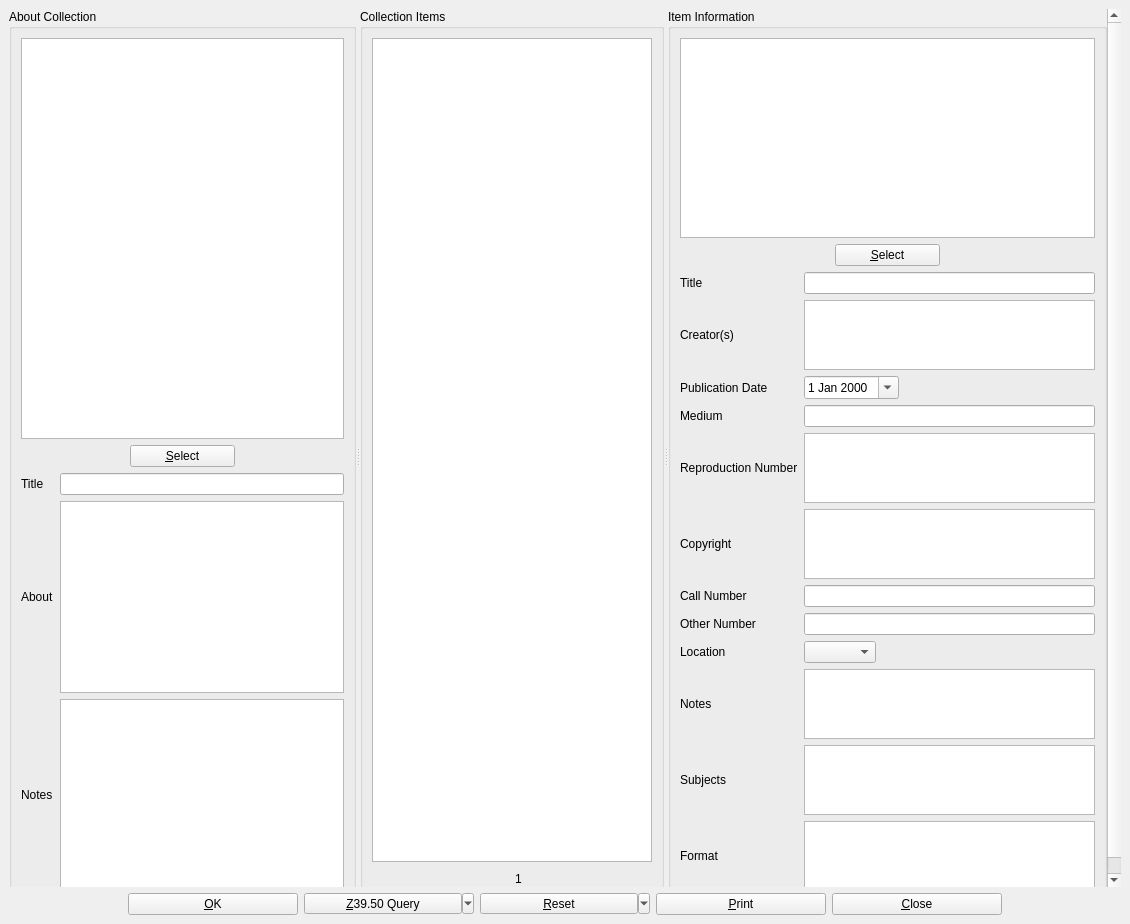
Old version of the form photographinfo.ui in the repository textbrowser/biblioteq.
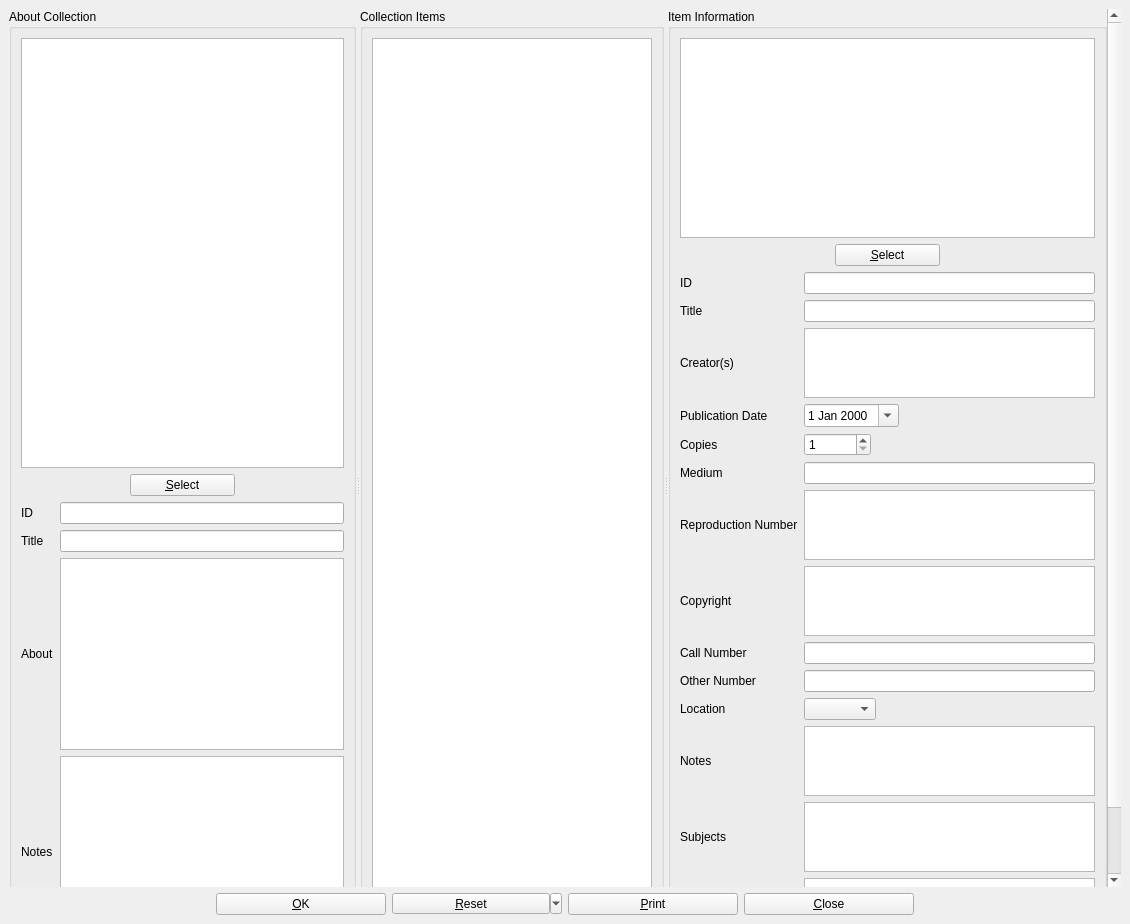
New version of the form. Icons and pictures are not drawn. Custom widgets are drawn as their Qt base class.

What changed in the file:
```diff
--- a/photographinfo.ui
+++ b/photographinfo.ui
@@ -31,9 +31,9 @@
        <property name="geometry">
         <rect>
          <x>0</x>
-         <y>0</y>
-         <width>1096</width>
-         <height>1060</height>
+         <y>-162</y>
+         <width>1094</width>
+         <height>1082</height>
         </rect>
        </property>
        <layout class="QVBoxLayout" name="verticalLayout_2">
@@ -115,44 +115,54 @@
             </item>
             <item>
              <layout class="QGridLayout" name="gridLayout">
-              <item row="0" column="0">
+              <item row="1" column="0">
                <widget class="QLabel" name="label_2">
                 <property name="text">
                  <string>Title</string>
                 </property>
                </widget>
               </item>
-              <item row="0" column="1">
+              <item row="1" column="1">
                <widget class="QLineEdit" name="title_collection"/>
               </item>
-              <item row="1" column="0">
+              <item row="2" column="0">
                <widget class="QLabel" name="label">
                 <property name="text">
                  <string>About</string>
                 </property>
                </widget>
               </item>
-              <item row="1" column="1">
+              <item row="2" column="1">
                <widget class="QTextEdit" name="about_collection">
                 <property name="acceptRichText">
                  <bool>false</bool>
                 </property>
                </widget>
               </item>
-              <item row="2" column="0">
+              <item row="3" column="0">
                <widget class="QLabel" name="label_3">
                 <property name="text">
                  <string>Notes</string>
                 </property>
                </widget>
               </item>
-              <item row="2" column="1">
+              <item row="3" column="1">
                <widget class="QTextEdit" name="notes_collection">
                 <property name="acceptRichText">
                  <bool>false</bool>
                 </property>
                </widget>
               </item>
+              <item row="0" column="0">
+               <widget class="QLabel" name="label_14">
+                <property name="text">
+                 <string>ID</string>
+                </property>
+               </widget>
+              </item>
+              <item row="0" column="1">
+               <widget class="QLineEdit" name="id_collection"/>
+              </item>
              </layout>
             </item>
            </layout>
@@ -328,44 +338,14 @@
             </item>
             <item>
              <layout class="QGridLayout" name="gridLayout_2">
-              <item row="0" column="0">
-               <widget class="QLabel" name="label_4">
-                <property name="text">
-                 <string>Title</string>
-                </property>
-               </widget>
-              </item>
-              <item row="0" column="1">
-               <widget class="QLineEdit" name="title_item"/>
-              </item>
-              <item row="1" column="0">
+              <item row="2" column="0">
                <widget class="QLabel" name="label_12">
                 <property name="text">
                  <string>Creator(s)</string>
                 </property>
                </widget>
               </item>
-              <item row="1" column="1">
-               <widget class="hyperlinked_text_edit" name="creators_item">
-                <property name="readOnly">
-                 <bool>false</bool>
-                </property>
-                <property name="textInteractionFlags">
-                 <set>Qt::LinksAccessibleByKeyboard|Qt::LinksAccessibleByMouse|Qt::TextBrowserInteraction|Qt::TextEditable|Qt::TextEditorInteraction|Qt::TextSelectableByKeyboard|Qt::TextSelectableByMouse</set>
-                </property>
-                <property name="openLinks">
-                 <bool>false</bool>
-                </property>
-               </widget>
-              </item>
-              <item row="2" column="0">
-               <widget class="QLabel" name="label_13">
-                <property name="text">
-                 <string>Publication Date</string>
-                </property>
-               </widget>
-              </item>
-              <item row="2" column="1">
+              <item row="3" column="1">
                <layout class="QHBoxLayout" name="_3">
                 <item>
                  <widget class="QDateEdit" name="publication_date">
@@ -389,80 +369,63 @@
                 </item>
                </layout>
               </item>
-              <item row="3" column="0">
-               <widget class="QLabel" name="label_5">
+              <item row="11" column="0">
+               <widget class="QLabel" name="label_8">
                 <property name="text">
-                 <string>Medium</string>
+                 <string>Notes</string>
                 </property>
                </widget>
               </item>
-              <item row="3" column="1">
-               <widget class="QLineEdit" name="medium_item"/>
-              </item>
-              <item row="4" column="0">
-               <widget class="QLabel" name="label_6">
-                <property name="text">
-                 <string>Reproduction Number</string>
-                </property>
-               </widget>
-              </item>
-              <item row="4" column="1">
-               <widget class="QTextEdit" name="reproduction_number_item">
-                <property name="acceptRichText">
-                 <bool>false</bool>
-                </property>
-               </widget>
-              </item>
-              <item row="5" column="0">
-               <widget class="QLabel" name="label_7">
-                <property name="text">
-                 <string>Copyright</string>
-                </property>
-               </widget>
-              </item>
-              <item row="5" column="1">
+              <item row="7" column="1">
                <widget class="QTextEdit" name="copyright_item">
                 <property name="acceptRichText">
                  <bool>false</bool>
                 </property>
                </widget>
               </item>
-              <item row="6" column="0">
+              <item row="8" column="0">
                <widget class="QLabel" name="label_17">
                 <property name="text">
                  <string>Call Number</string>
                 </property>
                </widget>
               </item>
-              <item row="6" column="1">
+              <item row="8" column="1">
                <widget class="QLineEdit" name="callnum_item">
                 <property name="maxLength">
                  <number>64</number>
                 </property>
                </widget>
               </item>
-              <item row="7" column="0">
+              <item row="9" column="0">
                <widget class="QLabel" name="label_18">
                 <property name="text">
                  <string>Other Number</string>
                 </property>
                </widget>
               </item>
-              <item row="7" column="1">
-               <widget class="QLineEdit" name="other_number_item">
-                <property name="maxLength">
-                 <number>64</number>
+              <item row="6" column="1">
+               <widget class="QTextEdit" name="reproduction_number_item">
+                <property name="acceptRichText">
+                 <bool>false</bool>
                 </property>
                </widget>
               </item>
-              <item row="8" column="0">
+              <item row="7" column="0">
+               <widget class="QLabel" name="label_7">
+                <property name="text">
+                 <string>Copyright</string>
+                </property>
+               </widget>
+              </item>
+              <item row="10" column="0">
                <widget class="QLabel" name="label_19">
                 <property name="text">
                  <string>Location</string>
                 </property>
                </widget>
               </item>
-              <item row="8" column="1">
+              <item row="10" column="1">
                <layout class="QHBoxLayout" name="_4">
                 <item>
                  <widget class="QComboBox" name="location"/>
@@ -482,28 +445,45 @@
                 </item>
                </layout>
               </item>
-              <item row="9" column="0">
-               <widget class="QLabel" name="label_8">
+              <item row="5" column="0">
+               <widget class="QLabel" name="label_5">
                 <property name="text">
-                 <string>Notes</string>
+                 <string>Medium</string>
                 </property>
                </widget>
               </item>
-              <item row="9" column="1">
+              <item row="6" column="0">
+               <widget class="QLabel" name="label_6">
+                <property name="text">
+                 <string>Reproduction Number</string>
+                </property>
+               </widget>
+              </item>
+              <item row="1" column="0">
+               <widget class="QLabel" name="label_4">
+                <property name="text">
+                 <string>Title</string>
+                </property>
+               </widget>
+              </item>
+              <item row="1" column="1">
+               <widget class="QLineEdit" name="title_item"/>
+              </item>
+              <item row="11" column="1">
                <widget class="QTextEdit" name="notes_item">
                 <property name="acceptRichText">
                  <bool>false</bool>
                 </property>
                </widget>
               </item>
-              <item row="10" column="0">
+              <item row="12" column="0">
                <widget class="QLabel" name="label_9">
                 <property name="text">
                  <string>Subjects</string>
                 </property>
                </widget>
               </item>
-              <item row="10" column="1">
+              <item row="12" column="1">
                <widget class="hyperlinked_text_edit" name="subjects_item">
                 <property name="readOnly">
                  <bool>false</bool>
@@ -516,14 +496,37 @@
                 </property>
                </widget>
               </item>
-              <item row="11" column="0">
+              <item row="5" column="1">
+               <widget class="QLineEdit" name="medium_item"/>
+              </item>
+              <item row="2" column="1">
+               <widget class="hyperlinked_text_edit" name="creators_item">
+                <property name="readOnly">
+                 <bool>false</bool>
+                </property>
+                <property name="textInteractionFlags">
+                 <set>Qt::LinksAccessibleByKeyboard|Qt::LinksAccessibleByMouse|Qt::TextBrowserInteraction|Qt::TextEditable|Qt::TextEditorInteraction|Qt::TextSelectableByKeyboard|Qt::TextSelectableByMouse</set>
+                </property>
+                <property name="openLinks">
+                 <bool>false</bool>
+                </property>
+               </widget>
+              </item>
+              <item row="3" column="0">
+               <widget class="QLabel" name="label_13">
+                <property name="text">
+                 <string>Publication Date</string>
+                </property>
+               </widget>
+              </item>
+              <item row="13" column="0">
                <widget class="QLabel" name="label_11">
                 <property name="text">
                  <string>Format</string>
                 </property>
                </widget>
               </item>
-              <item row="11" column="1">
+              <item row="13" column="1">
                <widget class="hyperlinked_text_edit" name="format_item">
                 <property name="readOnly">
                  <bool>false</bool>
@@ -536,6 +539,57 @@
                 </property>
                </widget>
               </item>
+              <item row="9" column="1">
+               <widget class="QLineEdit" name="other_number_item">
+                <property name="maxLength">
+                 <number>64</number>
+                </property>
+               </widget>
+              </item>
+              <item row="4" column="0">
+               <widget class="QLabel" name="label_10">
+                <property name="text">
+                 <string>Copies</string>
+                </property>
+               </widget>
+              </item>
+              <item row="4" column="1">
+               <layout class="QHBoxLayout" name="horizontalLayout">
+                <item>
+                 <widget class="QSpinBox" name="quantity">
+                  <property name="minimum">
+                   <number>1</number>
+                  </property>
+                  <property name="maximum">
+                   <number>999999999</number>
+                  </property>
+                 </widget>
+                </item>
+                <item>
+                 <spacer name="horizontalSpacer_2">
+                  <property name="orientation">
+                   <enum>Qt::Horizontal</enum>
+                  </property>
+                  <property name="sizeHint" stdset="0">
+                   <size>
+                    <width>40</width>
+                    <height>20</height>
+                   </size>
+                  </property>
+                 </spacer>
+                </item>
+               </layout>
+              </item>
+              <item row="0" column="0">
+               <widget class="QLabel" name="label_15">
+                <property name="text">
+                 <string>ID</string>
+                </property>
+               </widget>
+              </item>
+              <item row="0" column="1">
+               <widget class="QLineEdit" name="id_item"/>
+              </item>
              </layout>
             </item>
            </layout>
@@ -584,25 +638,6 @@
         </property>
        </widget>
       </item>
-      <item>
-       <widget class="QToolButton" name="queryButton">
-        <property name="minimumSize">
-         <size>
-          <width>170</width>
-          <height>0</height>
-         </size>
-        </property>
-        <property name="text">
-         <string>&amp;Z39.50 Query</string>
-        </property>
-        <property name="popupMode">
-         <enum>QToolButton::MenuButtonPopup</enum>
-        </property>
-        <property name="toolButtonStyle">
-         <enum>Qt::ToolButtonTextBesideIcon</enum>
-        </property>
-       </widget>
-      </item>
       <item>
        <widget class="QToolButton" name="resetButton">
         <property name="minimumSize">
```
Left out of the diff: 4 changed lines with no effect on the pictures.
